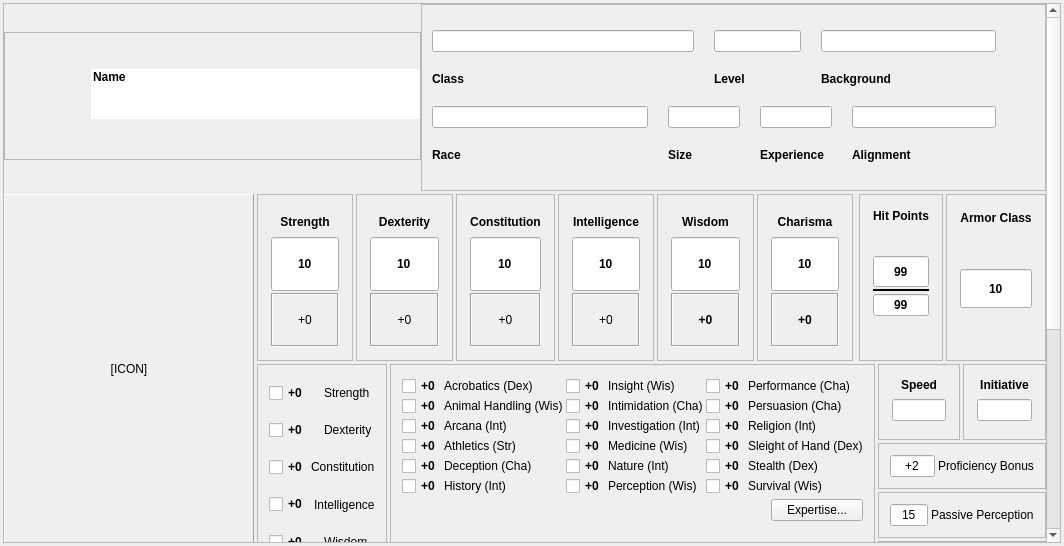
Before: the Qt Designer form DMHelper/src/characterframe.ui in MMetze/DMHelper, drawn with Qt 5.
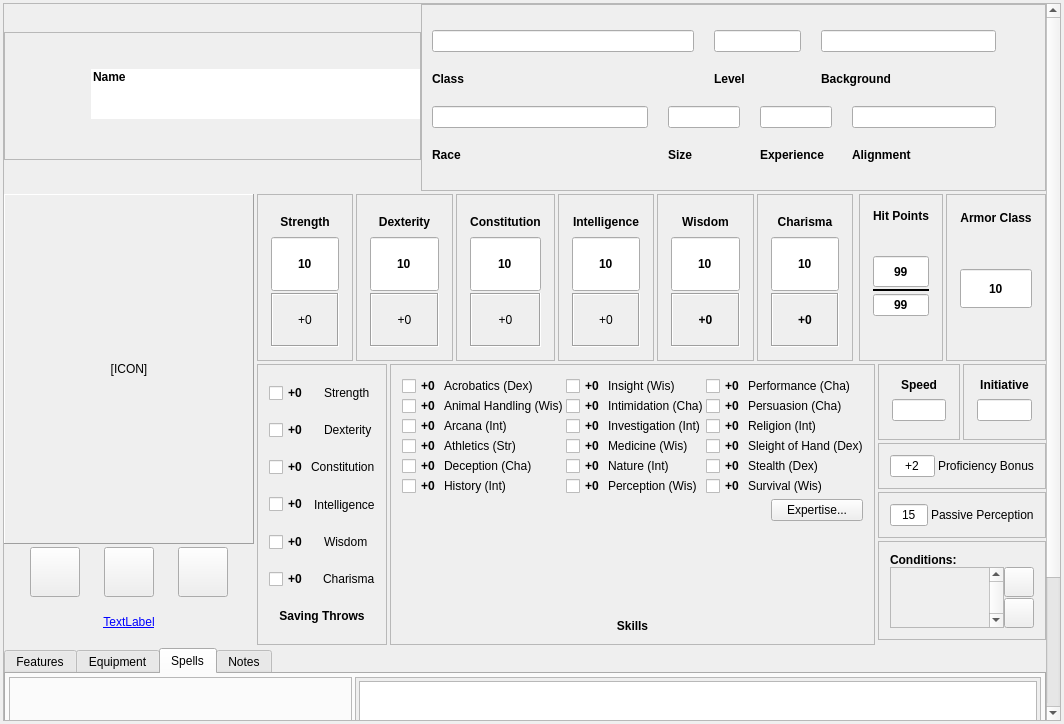
After: the same form once the commit is applied. Icons and pictures are not drawn.

```diff
--- a/DMHelper/src/characterframe.ui
+++ b/DMHelper/src/characterframe.ui
@@ -7,7 +7,7 @@
     <x>0</x>
     <y>0</y>
     <width>1064</width>
-    <height>546</height>
+    <height>724</height>
    </rect>
   </property>
   <property name="maximumSize">
@@ -50,7 +50,7 @@
       <property name="geometry">
        <rect>
         <x>0</x>
-        <y>-316</y>
+        <y>0</y>
         <width>1049</width>
         <height>880</height>
        </rect>
@@ -1101,6 +1101,47 @@
                </property>
               </spacer>
              </item>
+             <item>
+              <widget class="QPushButton" name="btnEditIcon">
+               <property name="sizePolicy">
+                <sizepolicy hsizetype="Preferred" vsizetype="Fixed">
+                 <horstretch>0</horstretch>
+                 <verstretch>0</verstretch>
+                </sizepolicy>
+               </property>
+               <property name="minimumSize">
+                <size>
+                 <width>50</width>
+                 <height>50</height>
+                </size>
+               </property>
+               <property name="maximumSize">
+                <size>
+                 <width>50</width>
+                 <height>50</height>
+                </size>
+               </property>
+               <property name="focusPolicy">
+                <enum>Qt::NoFocus</enum>
+               </property>
+               <property name="toolTip">
+                <string>Edit the character icon...</string>
+               </property>
+               <property name="text">
+                <string/>
+               </property>
+               <property name="icon">
+                <iconset resource="resources.qrc">
+                 <normaloff>:/img/data/icon_edit.png</normaloff>:/img/data/icon_edit.png</iconset>
+               </property>
+               <property name="iconSize">
+                <size>
+                 <width>40</width>
+                 <height>40</height>
+                </size>
+               </property>
+              </widget>
+             </item>
              <item>
               <widget class="QPushButton" name="btnSync">
                <property name="sizePolicy">
@@ -1142,22 +1183,6 @@
                </property>
               </widget>
              </item>
-             <item>
-              <spacer name="spacerSync">
-               <property name="orientation">
-                <enum>Qt::Horizontal</enum>
-               </property>
-               <property name="sizeType">
-                <enum>QSizePolicy::Preferred</enum>
-               </property>
-               <property name="sizeHint" stdset="0">
-                <size>
-                 <width>40</width>
-                 <height>20</height>
-                </size>
-               </property>
-              </spacer>
-             </item>
              <item>
               <widget class="QPushButton" name="btnHeroForge">
                <property name="minimumSize">
```
